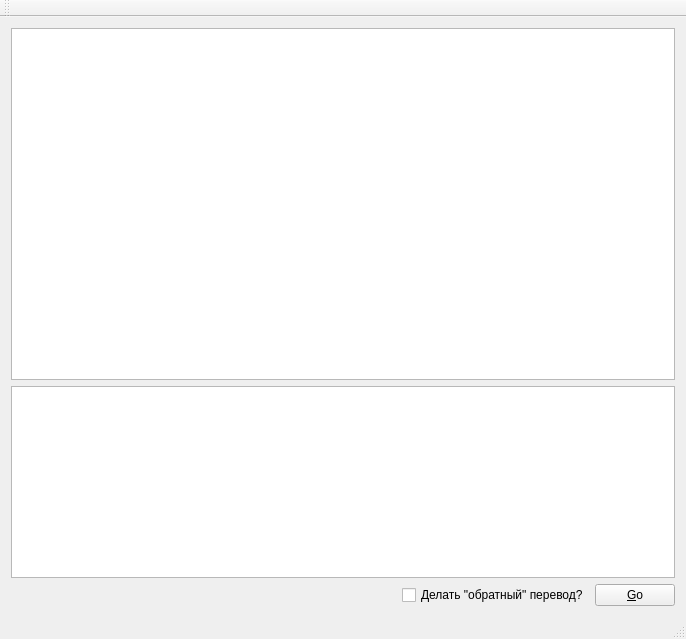
zhorro/openFlashCards, file Importer/importerwindow.ui: the form before one commit.
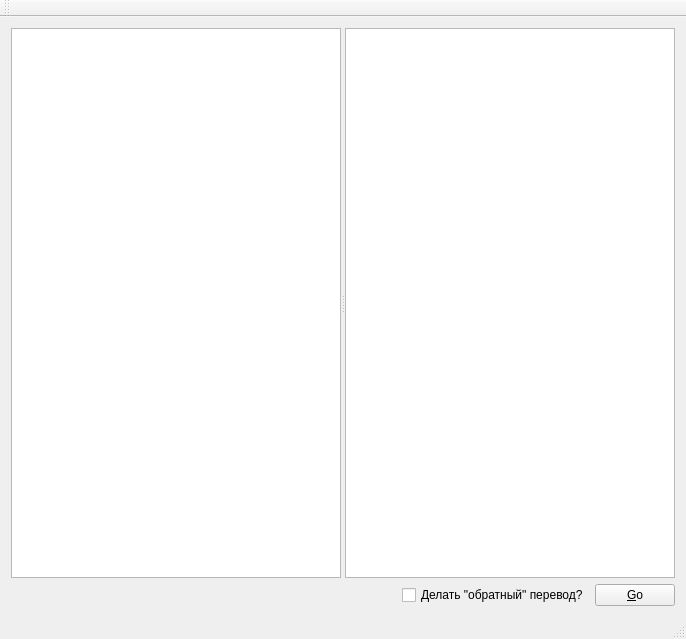
The form after the commit.

```diff
--- a/Importer/importerwindow.ui
+++ b/Importer/importerwindow.ui
@@ -16,22 +16,12 @@
   <widget class="QWidget" name="centralWidget">
    <layout class="QVBoxLayout" name="verticalLayout">
     <item>
-     <widget class="QTextEdit" name="textEdit"/>
-    </item>
-    <item>
-     <widget class="QTextEdit" name="translatedWords">
-      <property name="sizePolicy">
-       <sizepolicy hsizetype="Expanding" vsizetype="Preferred">
-        <horstretch>0</horstretch>
-        <verstretch>0</verstretch>
-       </sizepolicy>
+     <widget class="QSplitter" name="splitter">
+      <property name="orientation">
+       <enum>Qt::Horizontal</enum>
       </property>
-      <property name="readOnly">
-       <bool>true</bool>
-      </property>
-      <property name="acceptRichText">
-       <bool>true</bool>
-      </property>
+      <widget class="QTextEdit" name="textEdit"/>
+      <widget class="QListWidget" name="translatedWords"/>
      </widget>
     </item>
     <item>
```
